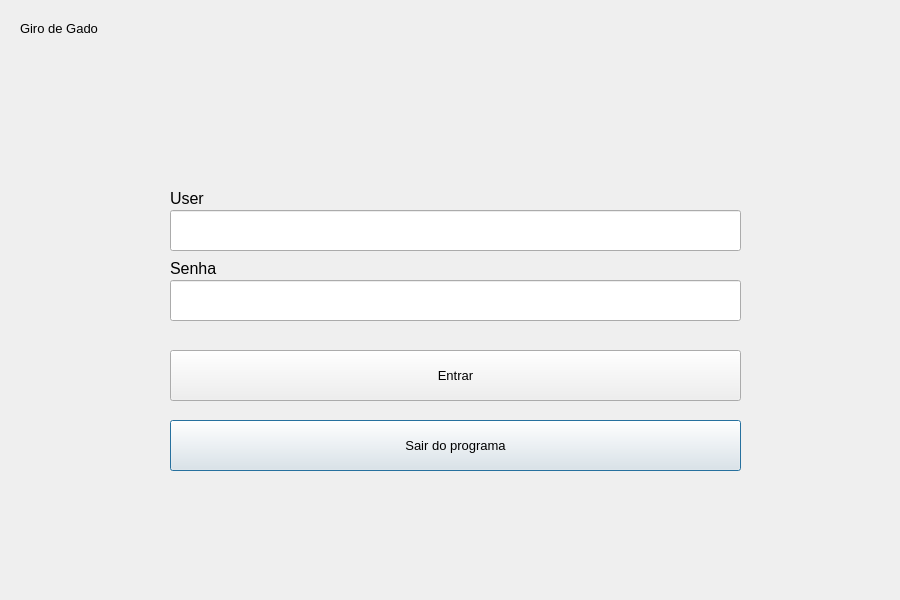
Above: gui/views/loginscreen.ui from MaceGabriel/GiroDeGado before the change. Below: the same form after it.
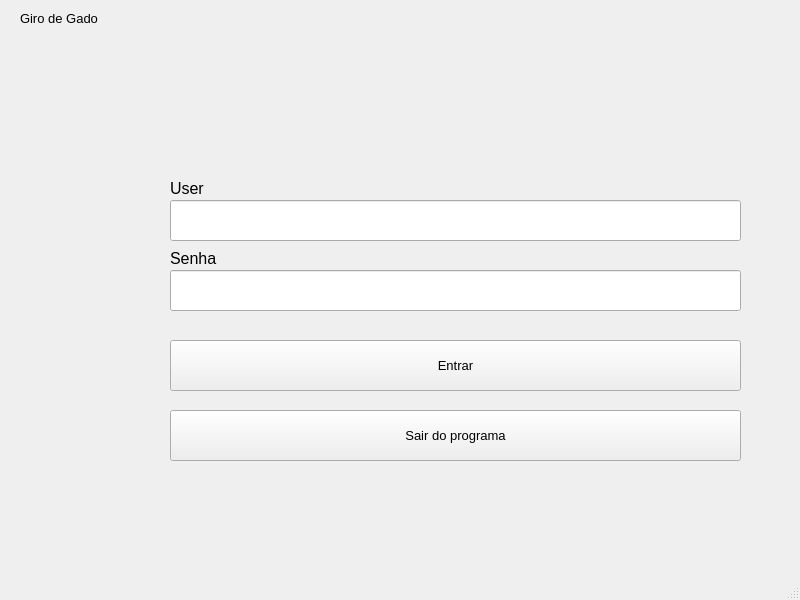
That is the form after the change.

Commit message: Tela de Login

What changed in the file:
```diff
--- a/gui/views/loginscreen.ui
+++ b/gui/views/loginscreen.ui
@@ -1,23 +1,24 @@
 <?xml version="1.0" encoding="UTF-8"?>
 <ui version="4.0">
  <class>LoginScreen</class>
- <widget class="QDialog" name="LoginScreen">
+ <widget class="QMainWindow" name="LoginScreen">
   <property name="geometry">
    <rect>
     <x>0</x>
     <y>0</y>
-    <width>900</width>
+    <width>800</width>
     <height>600</height>
    </rect>
   </property>
   <property name="windowTitle">
    <string>Dialog</string>
   </property>
-  <widget class="QPushButton" name="exitButton">
+  <widget class="QWidget" name="centralwidget">
+   <widget class="QPushButton" name="loginButton">
    <property name="geometry">
     <rect>
      <x>170</x>
-     <y>420</y>
+      <y>340</y>
      <width>571</width>
      <height>51</height>
     </rect>
@@ -28,14 +29,14 @@
     </font>
    </property>
    <property name="text">
-    <string>Sair do programa</string>
+     <string>Entrar</string>
    </property>
   </widget>
   <widget class="QLabel" name="labelTitle">
    <property name="geometry">
     <rect>
      <x>20</x>
-     <y>20</y>
+      <y>10</y>
      <width>81</width>
      <height>16</height>
     </rect>
@@ -49,11 +50,65 @@
     <string>Giro de Gado</string>
    </property>
   </widget>
+   <widget class="QLabel" name="labelUser">
+    <property name="geometry">
+     <rect>
+      <x>170</x>
+      <y>180</y>
+      <width>61</width>
+      <height>16</height>
+     </rect>
+    </property>
+    <property name="font">
+     <font>
+      <pointsize>12</pointsize>
+     </font>
+    </property>
+    <property name="text">
+     <string>User</string>
+    </property>
+   </widget>
+   <widget class="QLabel" name="labelBreed_2">
+    <property name="geometry">
+     <rect>
+      <x>170</x>
+      <y>250</y>
+      <width>61</width>
+      <height>16</height>
+     </rect>
+    </property>
+    <property name="font">
+     <font>
+      <pointsize>12</pointsize>
+     </font>
+    </property>
+    <property name="text">
+     <string>Senha</string>
+    </property>
+   </widget>
+   <widget class="QPushButton" name="exitButton">
+    <property name="geometry">
+     <rect>
+      <x>170</x>
+      <y>410</y>
+      <width>571</width>
+      <height>51</height>
+     </rect>
+    </property>
+    <property name="font">
+     <font>
+      <pointsize>10</pointsize>
+     </font>
+    </property>
+    <property name="text">
+     <string>Sair do programa</string>
+    </property>
+   </widget>
   <widget class="QLineEdit" name="inputUser">
    <property name="geometry">
     <rect>
      <x>170</x>
-     <y>210</y>
+      <y>200</y>
      <width>571</width>
      <height>41</height>
     </rect>
@@ -68,7 +123,7 @@
    <property name="geometry">
     <rect>
      <x>170</x>
-     <y>280</y>
+      <y>270</y>
      <width>571</width>
      <height>41</height>
     </rect>
@@ -82,60 +137,18 @@
     <enum>QLineEdit::Password</enum>
    </property>
   </widget>
-  <widget class="QPushButton" name="loginButton">
-   <property name="geometry">
-    <rect>
-     <x>170</x>
-     <y>350</y>
-     <width>571</width>
-     <height>51</height>
-    </rect>
-   </property>
-   <property name="font">
-    <font>
-     <pointsize>10</pointsize>
-    </font>
-   </property>
-   <property name="text">
-    <string>Entrar</string>
-   </property>
   </widget>
-  <widget class="QLabel" name="labelBreed_2">
+  <widget class="QMenuBar" name="menubar">
    <property name="geometry">
     <rect>
-     <x>170</x>
-     <y>260</y>
-     <width>61</width>
-     <height>16</height>
+     <x>0</x>
+     <y>0</y>
+     <width>800</width>
+     <height>26</height>
     </rect>
    </property>
-   <property name="font">
-    <font>
-     <pointsize>12</pointsize>
-    </font>
-   </property>
-   <property name="text">
-    <string>Senha</string>
-   </property>
   </widget>
-  <widget class="QLabel" name="labelUser">
-   <property name="geometry">
-    <rect>
-     <x>170</x>
-     <y>190</y>
-     <width>61</width>
-     <height>16</height>
-    </rect>
-   </property>
-   <property name="font">
-    <font>
-     <pointsize>12</pointsize>
-    </font>
-   </property>
-   <property name="text">
-    <string>User</string>
-   </property>
-  </widget>
+  <widget class="QStatusBar" name="statusbar"/>
  </widget>
  <resources/>
  <connections/>
```
Left out of the diff: 2 changed lines with no effect on the pictures. Lines whose indentation alone changed are shown as unchanged. The commit also changes 55 other files.
